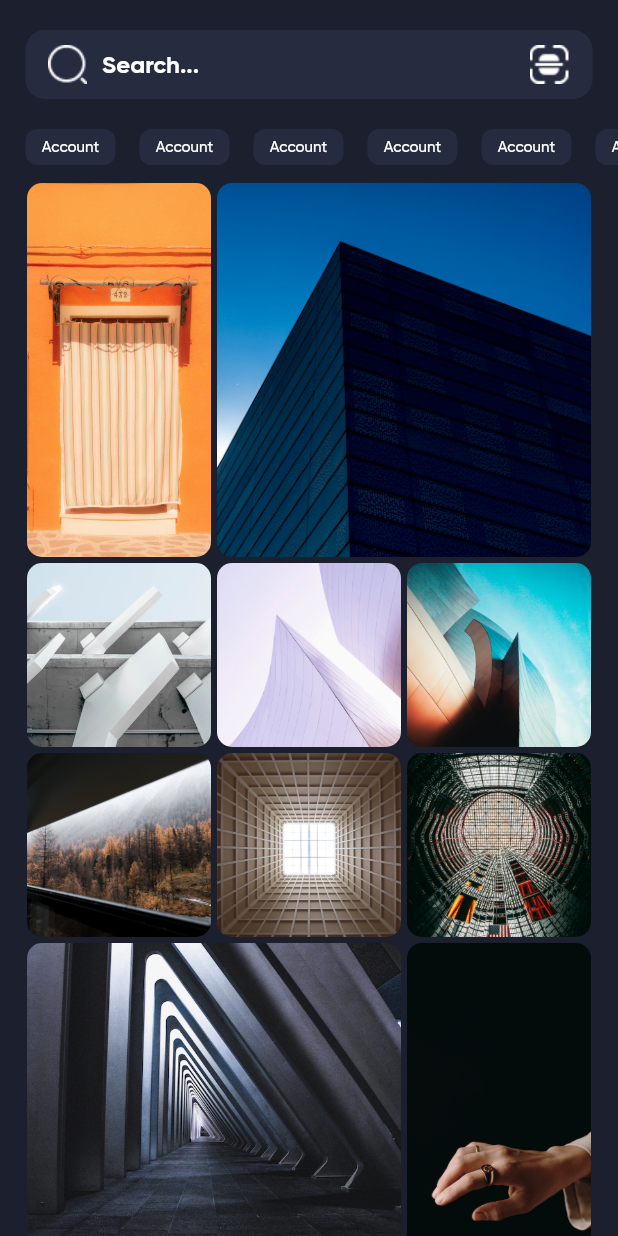
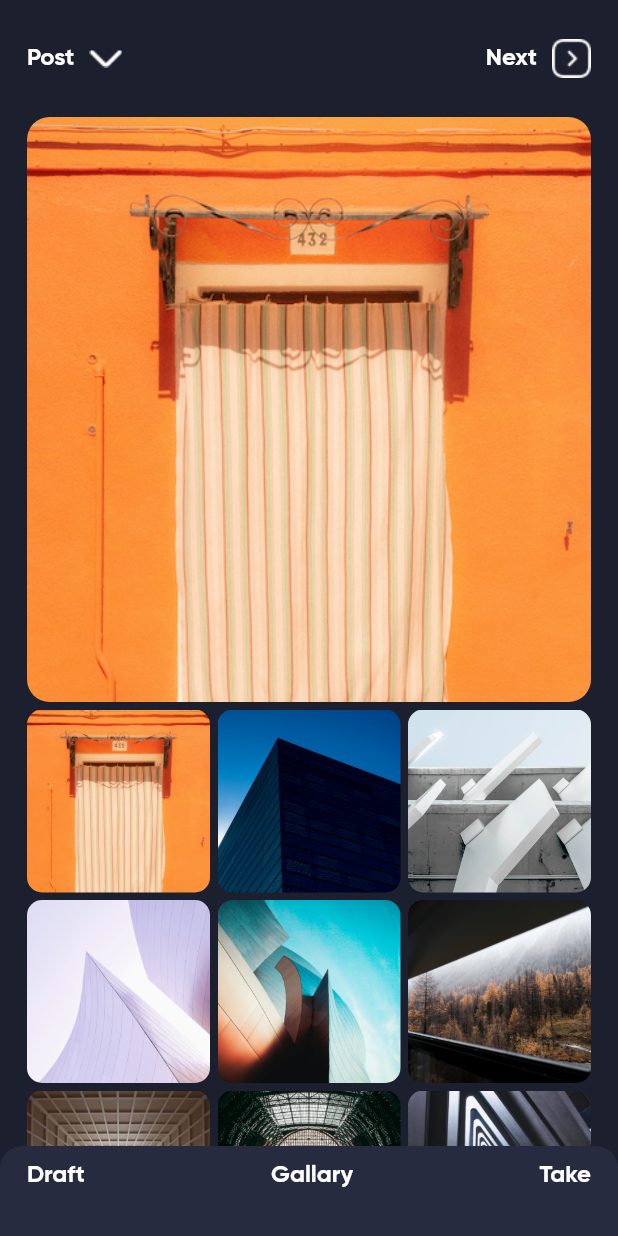
Before and after one commit to Ehsan973/flutter_instagram_app, a Flutter app: the screen it shows after launch, on a phone screen of 412 x 824 dp. Run offline on Flutter 3.47's test engine with Material 2 defaults, Android fonts, the phone set to English and light mode, and no system bars; our stand-ins replace dotted_border.

Commit message:
Design add content screen

```diff
--- a/lib/main.dart
+++ b/lib/main.dart
@@ -1,6 +1,7 @@
 import 'package:flutter/material.dart';
 import 'package:instagram_app/screens/home_screen.dart';
 import 'package:instagram_app/screens/login_screen.dart';
+import 'package:instagram_app/screens/add_content_screen.dart';
 import 'package:instagram_app/screens/search_screen.dart';
 import 'package:instagram_app/screens/switch_account_screen.dart';
 
@@ -35,7 +36,7 @@ class Application extends StatelessWidget {
         ),
       ),
       debugShowCheckedModeBanner: false,
-      home: SearchScreen(),
+      home: AddContentScreen(),
     );
   }
 }
--- /dev/null
+++ b/lib/screens/add_content_screen.dart
@@ -0,0 +1,176 @@
+import 'package:flutter/material.dart';
+
+class AddContentScreen extends StatefulWidget {
+  const AddContentScreen({super.key});
+
+  @override
+  State<AddContentScreen> createState() => _AddContentScreenState();
+}
+
+class _AddContentScreenState extends State<AddContentScreen> {
+  int selected_image_index = 0;
+
+  @override
+  Widget build(BuildContext context) {
+    return Scaffold(
+      backgroundColor: Color(0xFF1C1F2E),
+      body: SafeArea(
+        child: Stack(
+          alignment: Alignment.bottomCenter,
+          children: [
+            _getWholeScrollingPart(),
+            Container(
+              width: double.infinity,
+              padding: EdgeInsets.only(bottom: 20),
+              decoration: BoxDecoration(
+                color: Color(0xff272B40),
+                borderRadius: BorderRadius.only(
+                  topLeft: Radius.circular(15),
+                  topRight: Radius.circular(15),
+                ),
+              ),
+              child: Padding(
+                padding: EdgeInsets.symmetric(
+                  horizontal: 18,
+                  vertical: 10,
+                ),
+                child: Row(
+                  mainAxisAlignment: MainAxisAlignment.spaceBetween,
+                  crossAxisAlignment: CrossAxisAlignment.start,
+                  children: [
+                    Text(
+                      'Draft',
+                      style: TextStyle(
+                        color: Colors.white,
+                        fontSize: 16,
+                        fontFamily: 'GB',
+                      ),
+                    ),
+                    Text(
+                      'Gallary',
+                      style: TextStyle(
+                        color: Colors.white,
+                        fontSize: 16,
+                        fontFamily: 'GB',
+                      ),
+                    ),
+                    Text(
+                      'Take',
+                      style: TextStyle(
+                        color: Colors.white,
+                        fontSize: 16,
+                        fontFamily: 'GB',
+                      ),
+                    ),
+                  ],
+                ),
+              ),
+            ),
+          ],
+        ),
+      ),
+    );
+  }
+
+  CustomScrollView _getWholeScrollingPart() {
+    return CustomScrollView(
+      slivers: [
+        SliverToBoxAdapter(
+          child: _getHeaderSection(),
+        ),
+        SliverToBoxAdapter(
+          child: _getSelectedImage(),
+        ),
+        SliverPadding(
+          padding: EdgeInsets.symmetric(horizontal: 18, vertical: 5),
+          sliver: SliverGrid(
+            delegate: SliverChildBuilderDelegate(
+              (context, index) => GestureDetector(
+                onTap: () {
+                  setState(() {
+                    selected_image_index = index % 10;
+                  });
+                },
+                child: Container(
+                  child: ClipRRect(
+                    borderRadius: BorderRadius.circular(10),
+                    child: Image.asset(
+                      'assets/images/item${index % 10}.png',
+                      fit: BoxFit.cover,
+                    ),
+                  ),
+                ),
+              ),
+              childCount: 40,
+            ),
+            gridDelegate: SliverGridDelegateWithFixedCrossAxisCount(
+              crossAxisCount: 3,
+              mainAxisSpacing: 5,
+              crossAxisSpacing: 5,
+            ),
+          ),
+        ),
+        SliverPadding(
+          padding: EdgeInsets.only(
+            bottom: 65,
+          ),
+        ),
+      ],
+    );
+  }
+
+  Container _getSelectedImage() {
+    return Container(
+      padding: EdgeInsets.symmetric(
+        horizontal: 18,
+      ),
+      height: 390,
+      width: double.infinity,
+      child: ClipRRect(
+        borderRadius: BorderRadius.circular(15),
+        child: Image.asset(
+          'assets/images/item${selected_image_index}.png',
+          fit: BoxFit.cover,
+        ),
+      ),
+    );
+  }
+
+  Widget _getHeaderSection() {
+    return Padding(
+      padding: EdgeInsets.symmetric(
+        vertical: 26,
+        horizontal: 18,
+      ),
+      child: Row(
+        children: [
+          Text(
+            'Post',
+            style: TextStyle(
+              color: Colors.white,
+              fontSize: 16,
+              fontFamily: 'GB',
+            ),
+          ),
+          SizedBox(
+            width: 10,
+          ),
+          Image.asset('assets/images/icon_arrow_down.png'),
+          Spacer(),
+          Text(
+            'Next',
+            style: TextStyle(
+              color: Colors.white,
+              fontSize: 16,
+              fontFamily: 'GB',
+            ),
+          ),
+          SizedBox(
+            width: 10,
+          ),
+          Image.asset('assets/images/icon_arrow_right_box.png'),
+        ],
+      ),
+    );
+  }
+}
```
